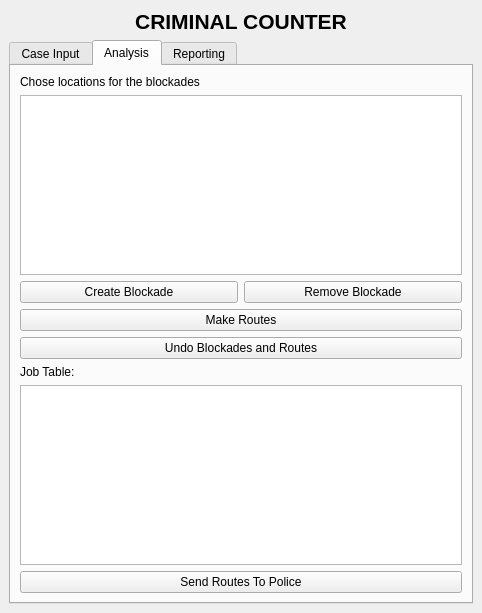
DaveyOldenburg/2017_Group6_Criminal_Counter, file criminal_counter/criminal_counter_dockwidget_base.ui: the form before one commit.
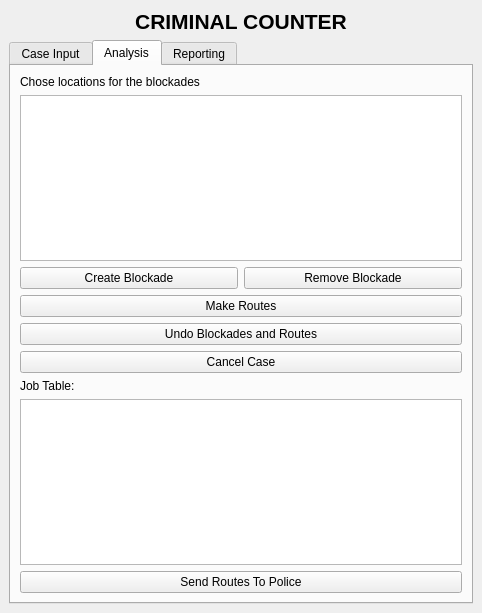
The form after the commit. The open tabs and pages were chosen to show the change. Icons and pictures are not drawn.

Commit message: fingers crossed, please god be the last commit

What changed in the file:
```diff
--- a/criminal_counter/criminal_counter_dockwidget_base.ui
+++ b/criminal_counter/criminal_counter_dockwidget_base.ui
@@ -230,6 +230,13 @@
           </property>
          </widget>
         </item>
+        <item>
+         <widget class="QPushButton" name="button_ClearCase">
+          <property name="text">
+           <string>Cancel Case</string>
+          </property>
+         </widget>
+        </item>
         <item>
          <widget class="QLabel" name="label_11">
           <property name="text">
```
Left out of the diff: 2 changed lines with no effect on the pictures. The commit also changes 2 other files.
